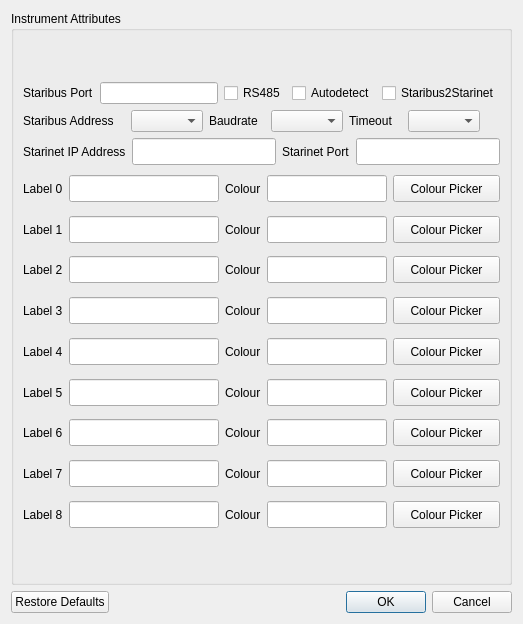
mhorn71/StarbaseMini, file ui/instrumentAttributes.ui: the form before one commit.
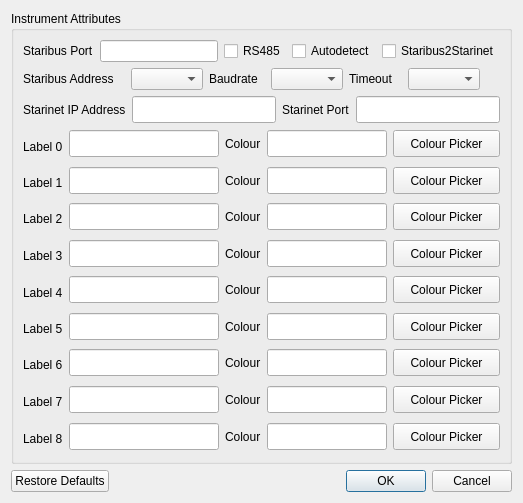
The form after the commit.

Commit message: Attempting to make instrument attributes dialog look better across platforms

What changed in the file:
```diff
--- a/ui/instrumentAttributes.ui
+++ b/ui/instrumentAttributes.ui
@@ -7,19 +7,19 @@
     <x>0</x>
     <y>0</y>
     <width>523</width>
-    <height>624</height>
+    <height>503</height>
    </rect>
   </property>
   <property name="minimumSize">
    <size>
     <width>500</width>
-    <height>603</height>
+    <height>503</height>
    </size>
   </property>
   <property name="maximumSize">
    <size>
     <width>1000</width>
-    <height>1000</height>
+    <height>600</height>
    </size>
   </property>
   <property name="windowTitle">
@@ -36,6 +36,171 @@
      </property>
      <layout class="QGridLayout" name="gridLayout_4">
       <item row="3" column="0">
+       <spacer name="verticalSpacer_2">
+        <property name="orientation">
+         <enum>Qt::Vertical</enum>
+        </property>
+        <property name="sizeHint" stdset="0">
+         <size>
+          <width>20</width>
+          <height>40</height>
+         </size>
+        </property>
+       </spacer>
+      </item>
+      <item row="1" column="0">
+       <layout class="QGridLayout" name="gridLayout">
+        <item row="0" column="0">
+         <layout class="QHBoxLayout" name="horizontalLayout">
+          <item>
+           <widget class="QLabel" name="label_15">
+            <property name="text">
+             <string>Staribus Port</string>
+            </property>
+           </widget>
+          </item>
+          <item>
+           <widget class="QLineEdit" name="StaribusPortLineEdit"/>
+          </item>
+          <item>
+           <widget class="QCheckBox" name="RS485checkBox">
+            <property name="text">
+             <string>RS485</string>
+            </property>
+           </widget>
+          </item>
+          <item>
+           <widget class="QCheckBox" name="StaribusAutodetectCheckBox">
+            <property name="text">
+             <string>Autodetect</string>
+            </property>
+           </widget>
+          </item>
+          <item>
+           <widget class="QCheckBox" name="Staribus2StarinetCheckBox">
+            <property name="text">
+             <string>Staribus2Starinet</string>
+            </property>
+           </widget>
+          </item>
+         </layout>
+        </item>
+        <item row="1" column="0">
+         <layout class="QHBoxLayout" name="horizontalLayout_2">
+          <item>
+           <widget class="QLabel" name="label">
+            <property name="minimumSize">
+             <size>
+              <width>102</width>
+              <height>0</height>
+             </size>
+            </property>
+            <property name="text">
+             <string>Staribus Address</string>
+            </property>
+           </widget>
+          </item>
+          <item>
+           <widget class="QComboBox" name="comboBox">
+            <property name="maxCount">
+             <number>253</number>
+            </property>
+           </widget>
+          </item>
+          <item>
+           <widget class="QLabel" name="label_16">
+            <property name="minimumSize">
+             <size>
+              <width>56</width>
+              <height>0</height>
+             </size>
+            </property>
+            <property name="text">
+             <string>Baudrate</string>
+            </property>
+           </widget>
+          </item>
+          <item>
+           <widget class="QComboBox" name="BaudrateCombobox"/>
+          </item>
+          <item>
+           <widget class="QLabel" name="label_17">
+            <property name="minimumSize">
+             <size>
+              <width>53</width>
+              <height>0</height>
+             </size>
+            </property>
+            <property name="text">
+             <string>Timeout</string>
+            </property>
+           </widget>
+          </item>
+          <item>
+           <widget class="QComboBox" name="TimeoutCombobox"/>
+          </item>
+          <item>
+           <spacer name="horizontalSpacer_4">
+            <property name="orientation">
+             <enum>Qt::Horizontal</enum>
+            </property>
+            <property name="sizeHint" stdset="0">
+             <size>
+              <width>40</width>
+              <height>20</height>
+             </size>
+            </property>
+           </spacer>
+          </item>
+         </layout>
+        </item>
+        <item row="2" column="0">
+         <layout class="QHBoxLayout" name="horizontalLayout_3">
+          <item>
+           <widget class="QLabel" name="label_2">
+            <property name="text">
+             <string>Starinet IP Address</string>
+            </property>
+           </widget>
+          </item>
+          <item>
+           <widget class="QLineEdit" name="StarinetAddressLineEdit">
+            <property name="minimumSize">
+             <size>
+              <width>129</width>
+              <height>27</height>
+             </size>
+            </property>
+            <property name="maxLength">
+             <number>15</number>
+            </property>
+           </widget>
+          </item>
+          <item>
+           <widget class="QLabel" name="label_3">
+            <property name="text">
+             <string>Starinet Port</string>
+            </property>
+           </widget>
+          </item>
+          <item>
+           <widget class="QLineEdit" name="StarinetPortLineEdit">
+            <property name="minimumSize">
+             <size>
+              <width>50</width>
+              <height>27</height>
+             </size>
+            </property>
+            <property name="maxLength">
+             <number>5</number>
+            </property>
+           </widget>
+          </item>
+         </layout>
+        </item>
+       </layout>
+      </item>
+      <item row="2" column="0">
        <layout class="QGridLayout" name="gridLayout_2">
         <item row="1" column="0">
          <layout class="QHBoxLayout" name="horizontalLayout_13"/>
@@ -825,184 +990,6 @@
         </item>
        </layout>
       </item>
-      <item row="1" column="0">
-       <spacer name="verticalSpacer">
-        <property name="orientation">
-         <enum>Qt::Vertical</enum>
-        </property>
-        <property name="sizeHint" stdset="0">
-         <size>
-          <width>20</width>
-          <height>40</height>
-         </size>
-        </property>
-       </spacer>
-      </item>
-      <item row="2" column="0">
-       <layout class="QGridLayout" name="gridLayout">
-        <item row="0" column="0">
-         <layout class="QHBoxLayout" name="horizontalLayout">
-          <item>
-           <widget class="QLabel" name="label_15">
-            <property name="text">
-             <string>Staribus Port</string>
-            </property>
-           </widget>
-          </item>
-          <item>
-           <widget class="QLineEdit" name="StaribusPortLineEdit"/>
-          </item>
-          <item>
-           <widget class="QCheckBox" name="RS485checkBox">
-            <property name="text">
-             <string>RS485</string>
-            </property>
-           </widget>
-          </item>
-          <item>
-           <widget class="QCheckBox" name="StaribusAutodetectCheckBox">
-            <property name="text">
-             <string>Autodetect</string>
-            </property>
-           </widget>
-          </item>
-          <item>
-           <widget class="QCheckBox" name="Staribus2StarinetCheckBox">
-            <property name="text">
-             <string>Staribus2Starinet</string>
-            </property>
-           </widget>
-          </item>
-         </layout>
-        </item>
-        <item row="1" column="0">
-         <layout class="QHBoxLayout" name="horizontalLayout_2">
-          <item>
-           <widget class="QLabel" name="label">
-            <property name="minimumSize">
-             <size>
-              <width>102</width>
-              <height>0</height>
-             </size>
-            </property>
-            <property name="text">
-             <string>Staribus Address</string>
-            </property>
-           </widget>
-          </item>
-          <item>
-           <widget class="QComboBox" name="comboBox">
-            <property name="maxCount">
-             <number>253</number>
-            </property>
-           </widget>
-          </item>
-          <item>
-           <widget class="QLabel" name="label_16">
-            <property name="minimumSize">
-             <size>
-              <width>56</width>
-              <height>0</height>
-             </size>
-            </property>
-            <property name="text">
-             <string>Baudrate</string>
-            </property>
-           </widget>
-          </item>
-          <item>
-           <widget class="QComboBox" name="BaudrateCombobox"/>
-          </item>
-          <item>
-           <widget class="QLabel" name="label_17">
-            <property name="minimumSize">
-             <size>
-              <width>53</width>
-              <height>0</height>
-             </size>
-            </property>
-            <property name="text">
-             <string>Timeout</string>
-            </property>
-           </widget>
-          </item>
-          <item>
-           <widget class="QComboBox" name="TimeoutCombobox"/>
-          </item>
-          <item>
-           <spacer name="horizontalSpacer_4">
-            <property name="orientation">
-             <enum>Qt::Horizontal</enum>
-            </property>
-            <property name="sizeHint" stdset="0">
-             <size>
-              <width>40</width>
-              <height>20</height>
-             </size>
-            </property>
-           </spacer>
-          </item>
-         </layout>
-        </item>
-        <item row="2" column="0">
-         <layout class="QHBoxLayout" name="horizontalLayout_3">
-          <item>
-           <widget class="QLabel" name="label_2">
-            <property name="text">
-             <string>Starinet IP Address</string>
-            </property>
-           </widget>
-          </item>
-          <item>
-           <widget class="QLineEdit" name="StarinetAddressLineEdit">
-            <property name="minimumSize">
-             <size>
-              <width>129</width>
-              <height>27</height>
-             </size>
-            </property>
-            <property name="maxLength">
-             <number>15</number>
-            </property>
-           </widget>
-          </item>
-          <item>
-           <widget class="QLabel" name="label_3">
-            <property name="text">
-             <string>Starinet Port</string>
-            </property>
-           </widget>
-          </item>
-          <item>
-           <widget class="QLineEdit" name="StarinetPortLineEdit">
-            <property name="minimumSize">
-             <size>
-              <width>50</width>
-              <height>27</height>
-             </size>
-            </property>
-            <property name="maxLength">
-             <number>5</number>
-            </property>
-           </widget>
-          </item>
-         </layout>
-        </item>
-       </layout>
-      </item>
-      <item row="4" column="0">
-       <spacer name="verticalSpacer_2">
-        <property name="orientation">
-         <enum>Qt::Vertical</enum>
-        </property>
-        <property name="sizeHint" stdset="0">
-         <size>
-          <width>20</width>
-          <height>40</height>
-         </size>
-        </property>
-       </spacer>
-      </item>
      </layout>
     </widget>
    </item>
```
The commit also changes 1 other file.
